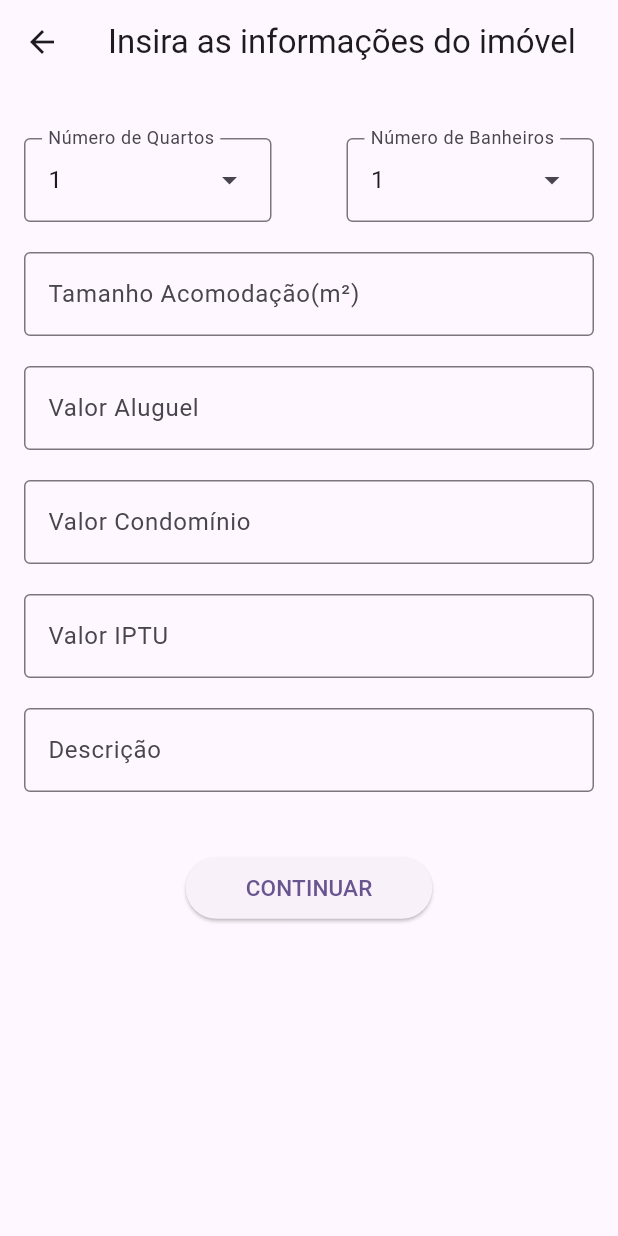
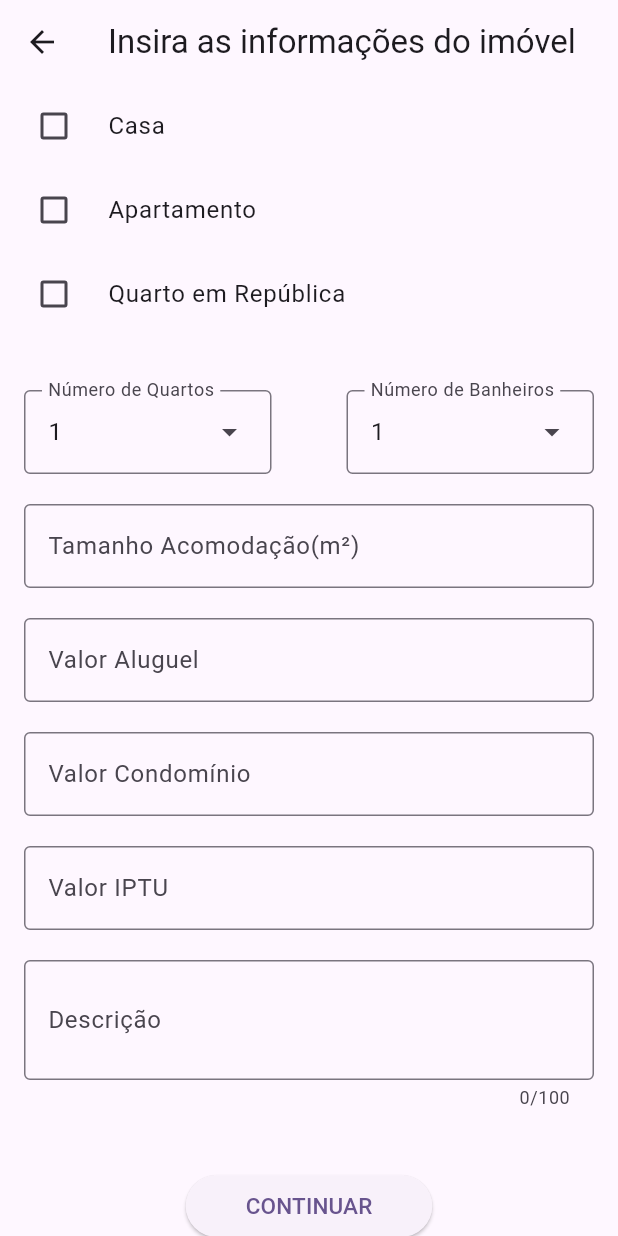
Before and after one commit to Vitorrecoaro/DevMovel-MeAjudaApe-Flutter, a Flutter app: the NovoImovelForms2 screen opened by its route, on a phone screen of 412 x 824 dp. Run offline on Flutter 3.47's test engine with Material 2 defaults, Android fonts, the phone set to English and light mode, and no system bars; our stand-ins replace carousel_slider.

Commit message:
Forms So far so good

```diff
--- a/lib/main.dart
+++ b/lib/main.dart
@@ -22,7 +22,8 @@ class MyApp extends StatelessWidget {
         routes: {
           '/': (context) => MainPage(),
           '/description': (context) => DescricaoScreen(),
-          '/add': (context) => NovoImovelForms2()
+          '/forms': (context) => NovoImovelForms(),
+          '/forms2': (context) => NovoImovelForms2(),
         },
         title: 'Flutter Demo',
         theme: ThemeData(
--- a/lib/pages/forms2.imovel.dart
+++ b/lib/pages/forms2.imovel.dart
@@ -1,4 +1,5 @@
 import 'package:flutter/material.dart';
+import 'package:flutter/services.dart';
 
 class NovoImovelForms2 extends StatefulWidget {
   const NovoImovelForms2({super.key});
@@ -8,6 +9,10 @@ class NovoImovelForms2 extends StatefulWidget {
 }
 
 class _NovoImovelForms2State extends State<NovoImovelForms2> {
+  bool _casaSelected = false;
+  bool _apSelected = false;
+  bool _repSelected = false;
+
   TextEditingController _tfM2Controller = TextEditingController();
   TextEditingController _tfValController = TextEditingController();
   TextEditingController _tfCondController = TextEditingController();
@@ -39,9 +44,46 @@ class _NovoImovelForms2State extends State<NovoImovelForms2> {
       appBar: AppBar(
         title: const Text('Insira as informações do imóvel'),
       ),
-      body: Padding(
+      body: SingleChildScrollView(
+        child: Column(
+          children: [
+            CheckboxListTile(
+              title: Text('Casa'),
+              value: _casaSelected,
+              onChanged: (bool? value) {
+                setState(() {
+                  _casaSelected = value!;
+                });
+              },
+              controlAffinity: ListTileControlAffinity.leading,
+              tristate: true,
+            ),
+            CheckboxListTile(
+              title: Text('Apartamento'),
+              value: _apSelected,
+              onChanged: (bool? value) {
+                setState(() {
+                  _apSelected = value!;
+                });
+              },
+              controlAffinity: ListTileControlAffinity.leading,
+              tristate: true,
+            ),
+            CheckboxListTile(
+              title: Text('Quarto em República'),
+              value: _repSelected,
+              onChanged: (bool? value) {
+                setState(() {
+                  _repSelected = value!;
+                });
+              },
+              controlAffinity: ListTileControlAffinity.leading,
+              tristate: true,
+            ),
+            Padding(
               padding: const EdgeInsets.all(16.0),
-        child: Column(children: [
+              child: Column(
+                children: [
                   Padding(
                     padding: const EdgeInsets.symmetric(vertical: 20),
                     child: Row(
@@ -81,6 +123,7 @@ class _NovoImovelForms2State extends State<NovoImovelForms2> {
                       labelText: 'Tamanho Acomodação(m²)',
                       border: OutlineInputBorder(),
                     ),
+                    keyboardType: TextInputType.number,
                   ),
                   const SizedBox(height: 20),
                   TextField(
@@ -89,6 +132,7 @@ class _NovoImovelForms2State extends State<NovoImovelForms2> {
                       labelText: 'Valor Aluguel',
                       border: OutlineInputBorder(),
                     ),
+                    keyboardType: TextInputType.number,
                   ),
                   const SizedBox(height: 20),
                   TextField(
@@ -97,7 +141,7 @@ class _NovoImovelForms2State extends State<NovoImovelForms2> {
                         labelText: 'Valor Condomínio',
                         border: OutlineInputBorder(),
                       ),
-          ),
+                      keyboardType: TextInputType.number),
                   const SizedBox(height: 20),
                   TextField(
                     controller: _tfIptuController,
@@ -105,27 +149,38 @@ class _NovoImovelForms2State extends State<NovoImovelForms2> {
                       labelText: 'Valor IPTU',
                       border: OutlineInputBorder(),
                     ),
+                    keyboardType: TextInputType.number,
                   ),
                   const SizedBox(height: 20),
                   TextField(
                     controller: _tfDescController,
+                    maxLines: 2,
                     decoration: const InputDecoration(
                       labelText: 'Descrição',
                       border: OutlineInputBorder(),
                     ),
+                    keyboardType: TextInputType.multiline,
+                    maxLength: 100,
+                    maxLengthEnforcement: MaxLengthEnforcement.enforced,
                   ),
                   const SizedBox(height: 40),
                   ElevatedButton(
-            onPressed: () {},
+                    onPressed: () {
+                      Navigator.pushNamed(context, '/');
+                    },
                     style: ElevatedButton.styleFrom(
-                padding:
-                    const EdgeInsets.symmetric(vertical: 10, horizontal: 40)),
+                        padding: const EdgeInsets.symmetric(
+                            vertical: 10, horizontal: 40)),
                     child: const Text(
                       'CONTINUAR',
                       style: TextStyle(fontSize: 15),
                     ),
                   ),
-        ]),
+                ],
+              ),
+            ),
+          ],
+        ),
       ),
     );
   }
--- a/lib/pages/main.page.dart
+++ b/lib/pages/main.page.dart
@@ -27,7 +27,7 @@ class MainPage extends StatelessWidget {
           child: Center(
             child: ElevatedButton(
                 onPressed: () {
-                  Navigator.pushNamed(context, '/add');
+                  Navigator.pushNamed(context, '/forms');
                 },
                 child: const Text('Clique aqui para abrir o forms')),
           ),
```
Also changed, not shown: lib/pages/forms.novo.imovel.dart (+17 -12 lines). Lines whose indentation alone changed are shown as unchanged.
